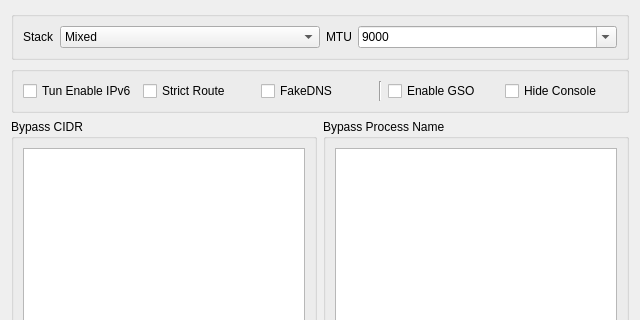
Before: the Qt Designer form ui/dialog_vpn_settings.ui in kafeixiang/nekoray, drawn with Qt 5; both pictures show x 0 to 640 and y 0 to 320 of the 640 by 600 pixel window.
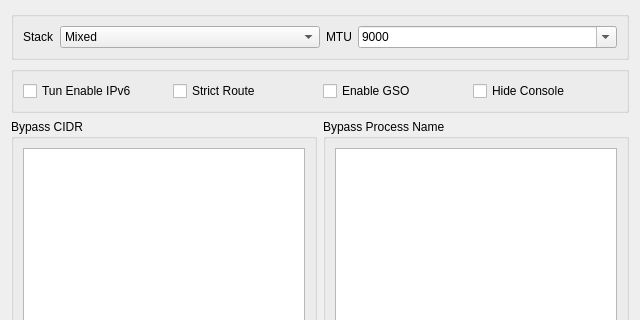
After: the same form once the commit is applied.

Commit message: refactor: improve FakeIP settings and move to routing configuration

The edit to the form file:
```diff
--- a/ui/dialog_vpn_settings.ui
+++ b/ui/dialog_vpn_settings.ui
@@ -105,20 +105,6 @@
         </property>
        </widget>
       </item>
-      <item>
-       <widget class="QCheckBox" name="fake_dns">
-        <property name="text">
-         <string notr="true">FakeDNS</string>
-        </property>
-       </widget>
-      </item>
-      <item>
-       <widget class="Line" name="line">
-        <property name="orientation">
-         <enum>Qt::Vertical</enum>
-        </property>
-       </widget>
-      </item>
       <item>
        <widget class="QCheckBox" name="gso_enable">
         <property name="toolTip">
```
Left out of the diff: 5 changed lines with no effect on the pictures. The commit also changes 7 other files.
